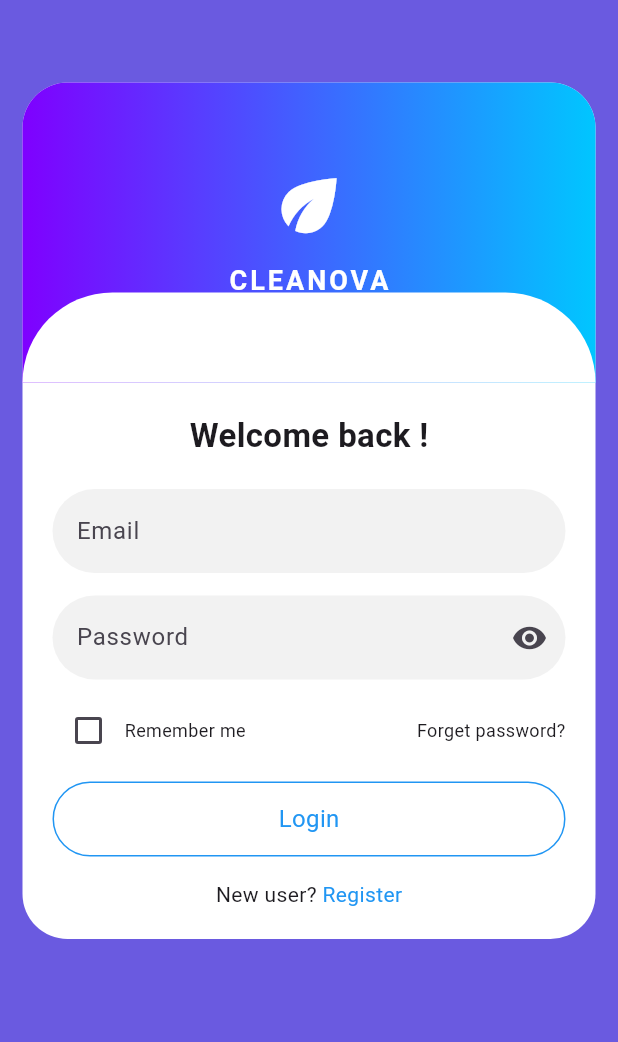
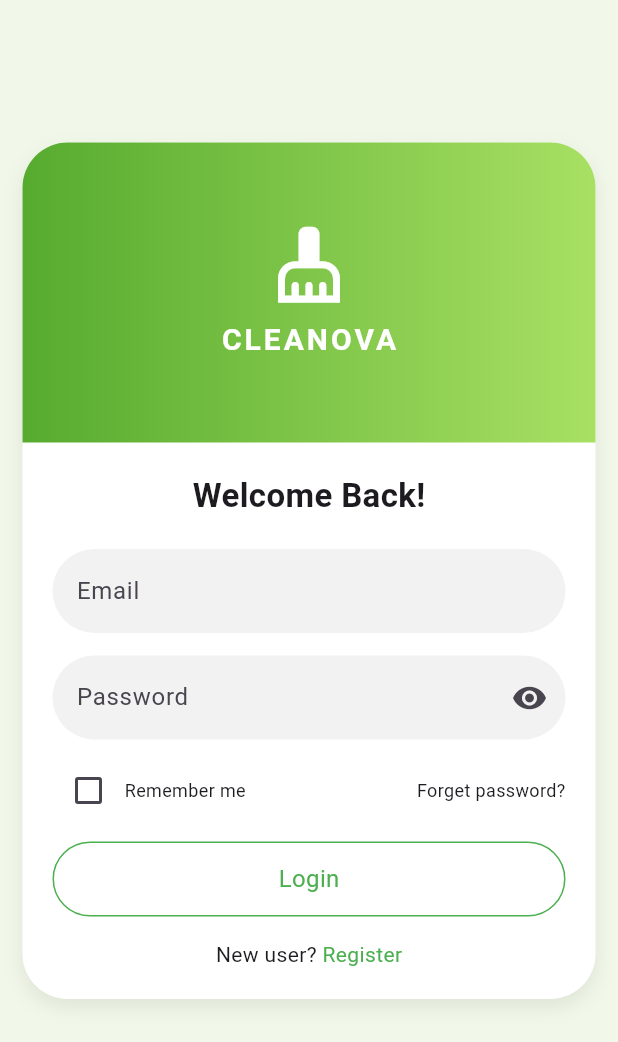
Before and after one commit to cleanova95-cell/project-cleanova-, a Flutter app: the screen it shows after launch, on a phone screen of 412 x 824 dp. Shown: the top 1042 px of the screen. Run offline on Flutter 3.47's test engine with Material 3 defaults, Android fonts, the phone set to English and light mode, and no system bars; our stand-ins replace device_preview, firebase_auth, firebase_core; accounts and stored records are empty.

Commit message:
login register page

```diff
--- a/lib/login_page.dart
+++ b/lib/login_page.dart
@@ -17,18 +17,15 @@ class _LoginPageState extends State<LoginPage> {
   bool isHidden = true;
   bool remember = false;
 
-
   TextEditingController emailController = TextEditingController();
   TextEditingController passwordController = TextEditingController();
 
-  // login function
   Future<void> loginUser() async {
     try {
       await FirebaseAuth.instance.signInWithEmailAndPassword(
         email: emailController.text.trim(),
         password: passwordController.text.trim(),
       );
-
       print("Login success");
     } catch (e) {
       print("Error: $e");
@@ -38,16 +35,23 @@ class _LoginPageState extends State<LoginPage> {
   @override
   Widget build(BuildContext context) {
     return Scaffold(
-      backgroundColor: Color(0xFF6A5AE0),
+      backgroundColor: Color(0xFFF1F8E9),
       body: SingleChildScrollView(
         child: Padding(
-          padding: EdgeInsets.only(top: 40),
+          padding: EdgeInsets.only(top: 80),
           child: Center(
             child: Container(
               margin: EdgeInsets.all(15),
               decoration: BoxDecoration(
                 borderRadius: BorderRadius.circular(30),
                 color: Colors.white,
+                boxShadow: [
+                  BoxShadow(
+                    color: Colors.black.withOpacity(0.08),
+                    blurRadius: 10,
+                    offset: Offset(0, 5),
+                  )
+                ],
               ),
               child: Column(
                 mainAxisSize: MainAxisSize.min,
@@ -61,44 +65,27 @@ class _LoginPageState extends State<LoginPage> {
                               top: Radius.circular(30)),
                           gradient: LinearGradient(
                             colors: [
-                              Color(0xFF7F00FF),
-                              Color(0xFF00C6FF),
+                              Color(0xFF56AB2F),
+                              Color(0xFFA8E063),
                             ],
                           ),
                         ),
                       ),
-
-                      Positioned(
-                        bottom: 0,
-                        child: Container(
-                          width:
-                          MediaQuery.of(context).size.width - 30,
-                          height: 60,
-                          decoration: BoxDecoration(
-                            color: Colors.white,
-                            borderRadius: BorderRadius.only(
-                              topLeft: Radius.circular(60),
-                              topRight: Radius.circular(60),
-                            ),
-                          ),
-                        ),
-                      ),
-
                       Positioned.fill(
                         child: Column(
                           mainAxisAlignment:
                           MainAxisAlignment.center,
                           children: [
-                            Icon(Icons.eco,
+                            Icon(Icons.cleaning_services,
                                 color: Colors.white, size: 55),
-                            SizedBox(height: 10),
+                            SizedBox(height: 8),
                             Text(
                               "CLEANOVA",
                               style: TextStyle(
                                 color: Colors.white,
                                 fontWeight: FontWeight.bold,
                                 letterSpacing: 2,
-                                fontSize: 18,
+                                fontSize: 20,
                               ),
                             ),
                           ],
@@ -106,20 +93,18 @@ class _LoginPageState extends State<LoginPage> {
                       ),
                     ],
                   ),
-
+                  SizedBox(height: 10),
                   Padding(
-                    padding: EdgeInsets.all(20),
+                    padding: EdgeInsets.fromLTRB(20, 10, 20, 20),
                     child: Column(
                       children: [
                         Text(
-                          "Welcome back !",
+                          "Welcome Back!",
                           style: TextStyle(
                               fontSize: 22,
                               fontWeight: FontWeight.bold),
                         ),
                         SizedBox(height: 20),
-
-                        // email
                         TextField(
                           controller: emailController,
                           decoration: InputDecoration(
@@ -133,10 +118,7 @@ class _LoginPageState extends State<LoginPage> {
                             ),
                           ),
                         ),
-
                         SizedBox(height: 15),
-
-                        // password
                         TextField(
                           controller: passwordController,
                           obscureText: isHidden,
@@ -161,9 +143,7 @@ class _LoginPageState extends State<LoginPage> {
                             ),
                           ),
                         ),
-
                         SizedBox(height: 10),
-
                         Row(
                           mainAxisAlignment:
                           MainAxisAlignment.spaceBetween,
@@ -188,10 +168,7 @@ class _LoginPageState extends State<LoginPage> {
                             )
                           ],
                         ),
-
                         SizedBox(height: 10),
-
-                      //login button
                         GestureDetector(
                           onTap: loginUser,
                           child: Container(
@@ -201,22 +178,20 @@ class _LoginPageState extends State<LoginPage> {
                               borderRadius:
                               BorderRadius.circular(30),
                               border:
-                              Border.all(color: Colors.blue),
+                              Border.all(color: Colors.green),
                             ),
                             child: Center(
                               child: Text(
                                 "Login",
                                 style: TextStyle(
-                                  color: Colors.blue,
+                                  color: Colors.green,
                                   fontSize: 16,
                                 ),
                               ),
                             ),
                           ),
                         ),
-
                         SizedBox(height: 15),
-
                         Row(
                           mainAxisAlignment:
                           MainAxisAlignment.center,
@@ -225,7 +200,7 @@ class _LoginPageState extends State<LoginPage> {
                             Text(
                               "Register",
                               style:
-                              TextStyle(color: Colors.blue),
+                              TextStyle(color: Colors.green),
                             ),
                           ],
                         ),
@@ -240,16 +215,4 @@ class _LoginPageState extends State<LoginPage> {
       ),
     );
   }
-
-  Widget circleIcon(IconData icon, Color color) {
-    return Container(
-      margin: EdgeInsets.symmetric(horizontal: 6),
-      padding: EdgeInsets.all(10),
-      decoration: BoxDecoration(
-        shape: BoxShape.circle,
-        color: color.withOpacity(0.1),
-      ),
-      child: Icon(icon, color: color),
-    );
-  }
 }
--- a/pubspec.yaml
+++ b/pubspec.yaml
@@ -28,6 +28,7 @@ environment:
 # the latest version available on pub.dev. To see which dependencies have newer
 # versions available, run `flutter pub outdated`.
 dependencies:
+  device_preview: ^1.1.0
   firebase_core: ^2.30.0
   firebase_auth: ^4.17.0
   flutter:
@@ -36,7 +37,7 @@ dependencies:
   # The following adds the Cupertino Icons font to your application.
   # Use with the CupertinoIcons class for iOS style icons.
   cupertino_icons: ^1.0.8
-  device_preview: ^1.3.1
+
 
 dev_dependencies:
   flutter_test:
```
Also changed, not shown: lib/main.dart (+20 -116 lines), firebase.json (added), lib/firebase_options.dart (added), 2 other files.
